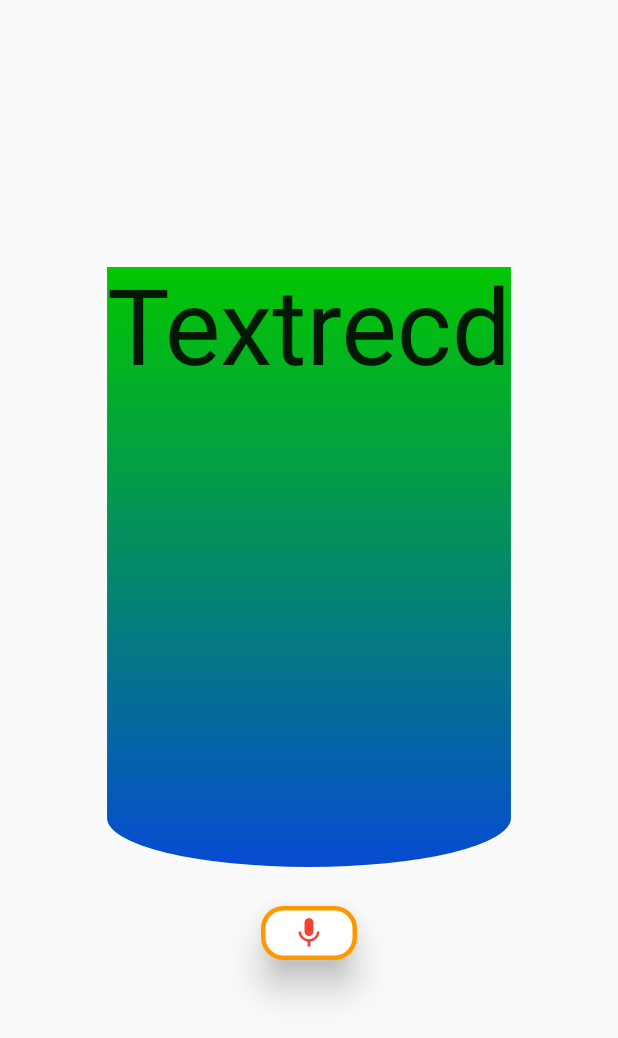
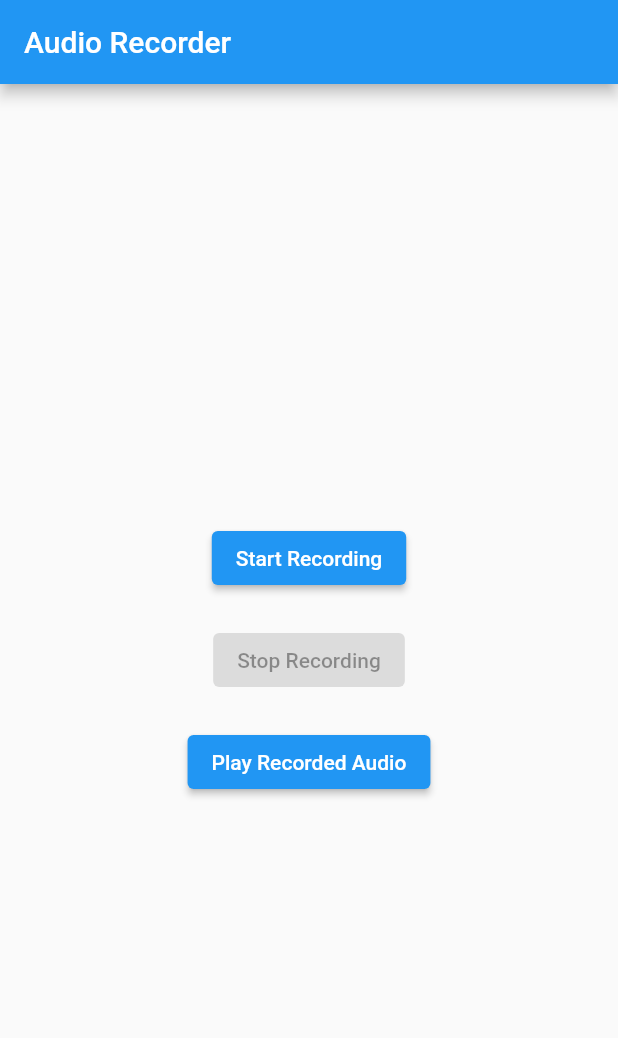
Before and after one commit to shubhamgitvns/Audior_Recoder, a Flutter app: the screen it shows after launch, on a phone screen of 412 x 824 dp. Shown: the top 1038 px of the screen. Run offline on Flutter 3.47's test engine with Material 2 defaults, Android fonts, the phone set to English and light mode, and no system bars; our stand-ins replace permission_handler; missing offline and left inert: flutter_sound.

Commit message:
Audio recording is done

```diff
--- a/lib/main.dart
+++ b/lib/main.dart
@@ -1,100 +1,128 @@
+import 'package:flutter/cupertino.dart';
+import 'dart:io';
 import 'package:flutter/material.dart';
+import 'package:flutter_sound/flutter_sound.dart';
+import 'package:path_provider/path_provider.dart';
+import 'package:permission_handler/permission_handler.dart';
 
-void main() {
-  runApp(const MyApp());
-}
+
+
+void main() => runApp(MyApp());
 
 class MyApp extends StatelessWidget {
-  const MyApp({super.key});
 
-  // This widget is the root of your application.
   @override
   Widget build(BuildContext context) {
     return MaterialApp(
       debugShowCheckedModeBanner: false,
       title: 'Flutter Demo',
+      home: Scaffold(
+        body: AudioRecorder(),
+      ),
       theme: ThemeData(
-
         primarySwatch: Colors.blue,
       ),
-      home: const MyHomePage(title: 'Flutter Demo Home Page'),
+
     );
   }
 }
 
-class MyHomePage extends StatefulWidget {
-  const MyHomePage({super.key, required this.title});
+class AudioRecorder extends StatefulWidget {
+  @override
+  _AudioRecorderState createState() => _AudioRecorderState();
+}
 
-
-  final String title;
+class _AudioRecorderState extends State<AudioRecorder> {
+  bool _isRecording = false;
+  FlutterSoundRecorder? _audioRecorder;
+  FlutterSoundPlayer? _audioPlayer;
 
   @override
-  State<MyHomePage> createState() => _MyHomePageState();
-}
+  void initState() {
+    super.initState();
+    _initializeAudio();
+  }
 
-class _MyHomePageState extends State<MyHomePage> {
+  void _initializeAudio() {
+    _audioRecorder = FlutterSoundRecorder();
+    _audioPlayer = FlutterSoundPlayer();
+    _audioPlayer!.openAudioSession();
+  }
 
+  @override
+  void dispose() {
+    _audioRecorder!.closeAudioSession();
+    _audioPlayer!.closeAudioSession();
+    super.dispose();
+  }
 
   @override
   Widget build(BuildContext context) {
-
     return Scaffold(
-      extendBodyBehindAppBar: true,
       appBar: AppBar(
-        title: Text(""),
-        backgroundColor: Colors.transparent,
-        elevation: 0.0,
+        title: Text('Audio Recorder'),
       ),
       body: Center(
-
         child: Column(
           mainAxisAlignment: MainAxisAlignment.center,
-          children: <Widget>[
-            Container(
-              height: 400,
-              decoration: BoxDecoration(
-                gradient: LinearGradient(
-                  begin: Alignment.topCenter,
-                    end: Alignment.bottomCenter,
-                    colors: [Color.fromARGB(255, 2, 199, 256), Color.fromARGB(255, 6, 75, 210)]
-                ),
-                borderRadius: BorderRadius.vertical(
-                  bottom: Radius.elliptical(MediaQuery.of(context).size.width, 100.0)
-                )
-              ),
-              child: Text(
-                "Textrecd",
-                style: TextStyle(
-                  fontSize: 70,
-                ),
-              ),
+          children: [
+            _isRecording
+                ? Text('Recording...')
+                : ElevatedButton(
+              onPressed: _startRecording,
+              child: Text('Start Recording'),
             ),
-            SizedBox(height: 20,),
-            Row(
-              mainAxisAlignment: MainAxisAlignment.center,
-              children: <Widget>[
-                ElevatedButton(
-                  style: ElevatedButton.styleFrom(
-                    padding: EdgeInsets.all(5.0),
-                    side: BorderSide(
-                      color: Colors.orange,
-                      width: 3.0,
-                    ),
-                    shape: RoundedRectangleBorder(
-                      borderRadius: BorderRadius.circular(15),
-                    ),primary: Colors.white,
-                    //elevation: like a box shadow
-                    elevation: 10.0,
-                  ),
-            onPressed: (){},
-               child:Icon(Icons.mic,color: Colors.red,))
-              ],
-            )
-
-
+            SizedBox(height: 20),
+            ElevatedButton(
+              onPressed: _isRecording ? _stopRecording : null,
+              child: Text('Stop Recording'),
+            ),
+            SizedBox(height: 20),
+            ElevatedButton(
+              onPressed: _playRecordedAudio,
+              child: Text('Play Recorded Audio'),
+            ),
           ],
         ),
       ),
-          );
+    );
+  }
+
+  void _startRecording() async {
+    if (await _requestPermission(Permission.microphone)) {
+      String filePath = await _getFilePath();
+      await _audioRecorder!.openAudioSession();
+      await _audioRecorder!.startRecorder(
+        toFile: filePath,
+        codec: Codec.aacMP4,
+      );
+      setState(() => _isRecording = true);
+    } else {
+      print('Permission denied.');
+    }
+  }
+
+  void _stopRecording() async {
+    await _audioRecorder!.stopRecorder();
+    setState(() => _isRecording = false);
+  }
+
+  Future<String> _getFilePath() async {
+    Directory appDir = await getApplicationDocumentsDirectory();
+    String filePath = appDir.path + '/recorded_audio.aac';
+    return filePath;
+  }
+
+  Future<bool> _requestPermission(Permission permission) async {
+    PermissionStatus status = await permission.request();
+    return status.isGranted;
+  }
+
+  void _playRecordedAudio() async {
+    String filePath = await _getFilePath();
+    await _audioPlayer!.startPlayer(
+      fromURI: filePath,
+      codec: Codec.aacMP4,
+    );
   }
 }
```
Also changed, not shown: pubspec.yaml (+10 -71 lines), pubspec.lock, 6 other files.
